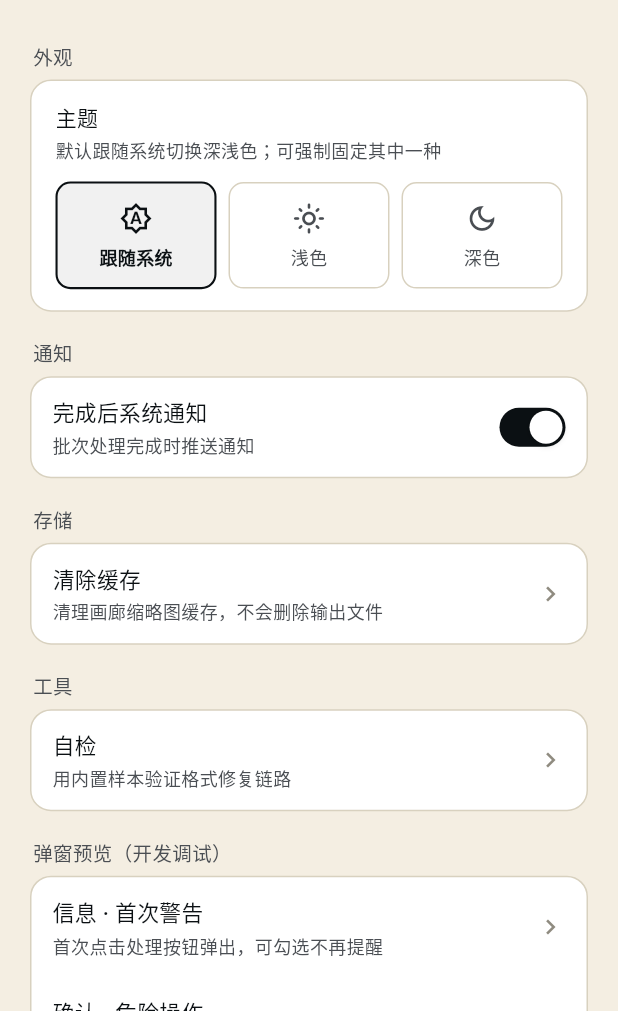
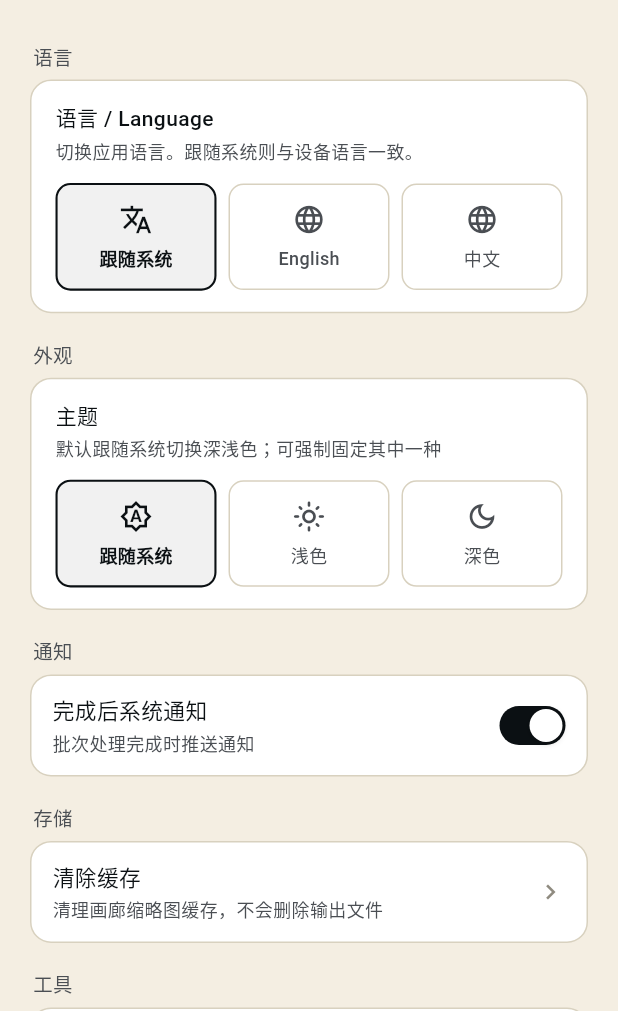
Before and after one commit to ZKXSparke/Liveback, a Flutter app: the SettingsPage screen opened directly, on a phone screen of 412 x 824 dp, the part 225-1236 px from its top. Run offline on Flutter 3.47's test engine with Material 3 defaults, Android fonts, the phone set to English and light mode, and no system bars; our stand-ins replace flutter_local_notifications, permission_handler, shared_preferences, video_player; accounts and stored records are empty.

Commit message:
i18n: settings page language picker + theme/section labels
Replace every user-facing string in SettingsPage with context.l10n.*
lookups. Add a new _LanguagePicker section above Appearance — same
three-chip layout as _ThemeModePicker, reusing _ThemeOptionChip for
visual parity. Chip options: system (null) / English / 中文.

The picker writes through LocaleController.instance.setLocale; the
MaterialApp rebuild path in app.dart propagates the change to every
other AppL10n consumer in the tree without a restart.

Co-Authored-By: Claude Opus 4.7 (1M context) <noreply@anthropic.com>

```diff
--- a/lib/features/settings/settings_page.dart
+++ b/lib/features/settings/settings_page.dart
@@ -9,7 +9,9 @@
 import 'package:flutter/material.dart';
 import 'package:shared_preferences/shared_preferences.dart';
 
+import '../../core/locale_controller.dart';
 import '../../core/theme_mode_controller.dart';
+import '../../l10n/l10n_ext.dart';
 import '../../widgets/dialog/confirm_dialog.dart';
 import '../../widgets/dialog/error_dialog.dart';
 import '../../widgets/dialog/info_dialog.dart';
@@ -84,6 +86,7 @@ class _SettingsPageState extends State<SettingsPage> {
   @override
   Widget build(BuildContext context) {
     final c = context.colors;
+    final l = context.l10n;
     return Scaffold(
       backgroundColor: c.bg,
       body: SafeArea(
@@ -97,8 +100,24 @@ class _SettingsPageState extends State<SettingsPage> {
                   crossAxisAlignment: CrossAxisAlignment.start,
                   children: [
                     _masthead(context),
+                    // Language first — it affects every other label on this
+                    // page.
                     _Section(
-                      title: '外观',
+                      title: l.settingsLanguageSection,
+                      children: [
+                        ValueListenableBuilder<Locale?>(
+                          valueListenable:
+                              LocaleController.instance.locale,
+                          builder: (_, locale, __) => _LanguagePicker(
+                            current: locale,
+                            onChange: (loc) =>
+                                LocaleController.instance.setLocale(loc),
+                          ),
+                        ),
+                      ],
+                    ),
+                    _Section(
+                      title: l.settingsAppearanceSection,
                       children: [
                         ValueListenableBuilder<ThemeMode>(
                           valueListenable:
@@ -112,11 +131,11 @@ class _SettingsPageState extends State<SettingsPage> {
                       ],
                     ),
                     _Section(
-                      title: '通知',
+                      title: l.settingsNotificationSection,
                       children: [
                         _Row(
-                          label: '完成后系统通知',
-                          sub: '批次处理完成时推送通知',
+                          label: l.settingsNotifRowLabel,
+                          sub: l.settingsNotifRowSub,
                           trailing: _Toggle(
                             on: _notifEnabled,
                             onChange: _setNotif,
@@ -125,22 +144,22 @@ class _SettingsPageState extends State<SettingsPage> {
                       ],
                     ),
                     _Section(
-                      title: '存储',
+                      title: l.settingsStorageSection,
                       children: [
                         _Row(
-                          label: '清除缓存',
-                          sub: '清理画廊缩略图缓存，不会删除输出文件',
+                          label: l.settingsClearCacheLabel,
+                          sub: l.settingsClearCacheSub,
                           chevron: true,
                           onTap: () => _showClearCache(context),
                         ),
                       ],
                     ),
                     _Section(
-                      title: '工具',
+                      title: l.settingsToolsSection,
                       children: [
                         _Row(
-                          label: '自检',
-                          sub: '用内置样本验证格式修复链路',
+                          label: l.settingsTestModeLabel,
+                          sub: l.settingsTestModeSub,
                           chevron: true,
                           onTap: () => Navigator.of(context)
                               .pushNamed('/test-mode'),
@@ -148,53 +167,51 @@ class _SettingsPageState extends State<SettingsPage> {
                       ],
                     ),
                     _Section(
-                      title: '弹窗预览（开发调试）',
+                      title: l.settingsDialogPreviewSection,
                       children: [
                         _Row(
-                          label: '信息 · 首次警告',
-                          sub: '首次点击处理按钮弹出，可勾选不再提醒',
+                          label: l.settingsDlgInfoLabel,
+                          sub: l.settingsDlgInfoSub,
                           chevron: true,
                           onTap: () => showInfoDialog(
                             context,
-                            title: '处理过程提示',
-                            body:
-                                '处理期间请不要切走应用，否则已排队的任务会丢失。处理完成后会自动通知。',
-                            checkboxLabel: '不再提醒',
+                            title: l.settingsDlgInfoTitle,
+                            body: l.settingsDlgInfoBody,
+                            checkboxLabel: l.settingsDlgInfoCheckbox,
                           ),
                         ),
                         _Row(
-                          label: '确认 · 危险操作',
-                          sub: '例如取消全部任务的二次确认',
+                          label: l.settingsDlgConfirmLabel,
+                          sub: l.settingsDlgConfirmSub,
                           chevron: true,
                           onTap: () => showConfirmDialog(
                             context,
-                            title: '取消全部任务？',
-                            body: '已处理完成的文件会保留，未开始的会被丢弃。',
-                            cancelText: '继续处理',
-                            confirmText: '确认取消',
+                            title: l.tasksCancelAllTitle,
+                            body: l.tasksCancelAllBody,
+                            cancelText: l.tasksCancelAllKeep,
+                            confirmText: l.tasksCancelAllConfirm,
                             destructive: true,
                           ),
                         ),
                         _Row(
-                          label: '错误 · 详情',
-                          sub: '用户点击失败任务查看原因',
+                          label: l.settingsDlgErrorLabel,
+                          sub: l.settingsDlgErrorSub,
                           chevron: true,
                           onTap: () => showErrorDialog(
                             context,
                             errorCode: 'ERR_SEF_WRITE_FAIL',
-                            title: '修复失败',
-                            body:
-                                '写入 SEF trailer 时文件被其他程序占用，请关闭预览工具后重试，或检查存储权限。',
+                            title: l.errorDialogDefaultFailureTitle,
+                            body: l.settingsDlgErrorBody,
                             canRetry: true,
                           ),
                         ),
                       ],
                     ),
                     _Section(
-                      title: '关于',
+                      title: l.settingsAboutSection,
                       children: [
                         _Row(
-                          label: '版本',
+                          label: l.settingsVersionLabel,
                           sub: 'Liveback',
                           onTap: _tapVersion,
                           trailing: Row(
@@ -246,7 +263,7 @@ class _SettingsPageState extends State<SettingsPage> {
           ),
           Expanded(
             child: Text(
-              '设置',
+              context.l10n.settingsTitle,
               textAlign: TextAlign.center,
               style: TextStyle(
                 fontSize: 17,
@@ -312,7 +329,7 @@ class _SettingsPageState extends State<SettingsPage> {
             ),
             const SizedBox(height: 10),
             Text(
-              '本应用纯本地处理，不联网',
+              context.l10n.settingsFooter,
               style: TextStyle(fontSize: 12, color: c.inkFaint),
             ),
           ],
@@ -322,18 +339,20 @@ class _SettingsPageState extends State<SettingsPage> {
   }
 
   Future<void> _showClearCache(BuildContext context) async {
+    final l = context.l10n;
     final messenger = ScaffoldMessenger.of(context);
+    final clearedMsg = l.settingsClearCacheCleared;
     final confirmed = await showConfirmDialog(
       context,
-      title: '清除画廊缩略图缓存？',
-      body: '这只会清除画廊预览的缩略图，不会影响输出文件。',
+      title: l.settingsClearCacheTitle,
+      body: l.settingsClearCacheBody,
       destructive: false,
-      confirmText: '清除',
+      confirmText: l.settingsClearCacheConfirm,
     );
     if (confirmed) {
       if (!mounted) return;
       messenger.showSnackBar(
-        const SnackBar(content: Text('已清除')),
+        SnackBar(content: Text(clearedMsg)),
       );
     }
   }
@@ -486,10 +505,11 @@ class _ThemeModePicker extends StatelessWidget {
   @override
   Widget build(BuildContext context) {
     final c = context.colors;
-    const options = <(ThemeMode, String, IconData)>[
-      (ThemeMode.system, '跟随系统', Icons.brightness_auto_outlined),
-      (ThemeMode.light, '浅色', Icons.light_mode_outlined),
-      (ThemeMode.dark, '深色', Icons.dark_mode_outlined),
+    final l = context.l10n;
+    final options = <(ThemeMode, String, IconData)>[
+      (ThemeMode.system, l.themeSystem, Icons.brightness_auto_outlined),
+      (ThemeMode.light, l.themeLight, Icons.light_mode_outlined),
+      (ThemeMode.dark, l.themeDark, Icons.dark_mode_outlined),
     ];
     return Padding(
       padding: const EdgeInsets.fromLTRB(16, 14, 16, 14),
@@ -497,7 +517,7 @@ class _ThemeModePicker extends StatelessWidget {
         crossAxisAlignment: CrossAxisAlignment.start,
         children: [
           Text(
-            '主题',
+            l.settingsThemeHeader,
             style: TextStyle(
               fontSize: 14,
               fontWeight: FontWeight.w500,
@@ -506,7 +526,7 @@ class _ThemeModePicker extends StatelessWidget {
           ),
           const SizedBox(height: 4),
           Text(
-            '默认跟随系统切换深浅色；可强制固定其中一种',
+            l.settingsThemeDescription,
             style: TextStyle(fontSize: 12, color: c.inkDim, height: 1.4),
           ),
           const SizedBox(height: 12),
@@ -528,6 +548,70 @@ class _ThemeModePicker extends StatelessWidget {
         ],
       ),
     );
+  }
+}
+
+/// Three-option locale picker mirroring [_ThemeModePicker]'s layout. The
+/// three options are: null (system) / Locale('en') / Locale('zh'). We
+/// reuse [_ThemeOptionChip] for visual parity.
+class _LanguagePicker extends StatelessWidget {
+  final Locale? current;
+  final ValueChanged<Locale?> onChange;
+
+  const _LanguagePicker({required this.current, required this.onChange});
+
+  @override
+  Widget build(BuildContext context) {
+    final c = context.colors;
+    final l = context.l10n;
+    final options = <(Locale?, String, IconData)>[
+      (null, l.languagePickerSystem, Icons.translate_outlined),
+      (const Locale('en'), l.languagePickerEn, Icons.language_outlined),
+      (const Locale('zh'), l.languagePickerZh, Icons.language_outlined),
+    ];
+    return Padding(
+      padding: const EdgeInsets.fromLTRB(16, 14, 16, 14),
+      child: Column(
+        crossAxisAlignment: CrossAxisAlignment.start,
+        children: [
+          Text(
+            l.settingsLanguageHeader,
+            style: TextStyle(
+              fontSize: 14,
+              fontWeight: FontWeight.w500,
+              color: c.ink,
+            ),
+          ),
+          const SizedBox(height: 4),
+          Text(
+            l.settingsLanguageDescription,
+            style: TextStyle(fontSize: 12, color: c.inkDim, height: 1.4),
+          ),
+          const SizedBox(height: 12),
+          Row(
+            children: [
+              for (var i = 0; i < options.length; i++) ...[
+                Expanded(
+                  child: _ThemeOptionChip(
+                    label: options[i].$2,
+                    icon: options[i].$3,
+                    selected: _localeEquals(current, options[i].$1),
+                    onTap: () => onChange(options[i].$1),
+                  ),
+                ),
+                if (i != options.length - 1) const SizedBox(width: 8),
+              ],
+            ],
+          ),
+        ],
+      ),
+    );
+  }
+
+  static bool _localeEquals(Locale? a, Locale? b) {
+    if (a == null && b == null) return true;
+    if (a == null || b == null) return false;
+    return a.languageCode == b.languageCode;
   }
 }
 
```
